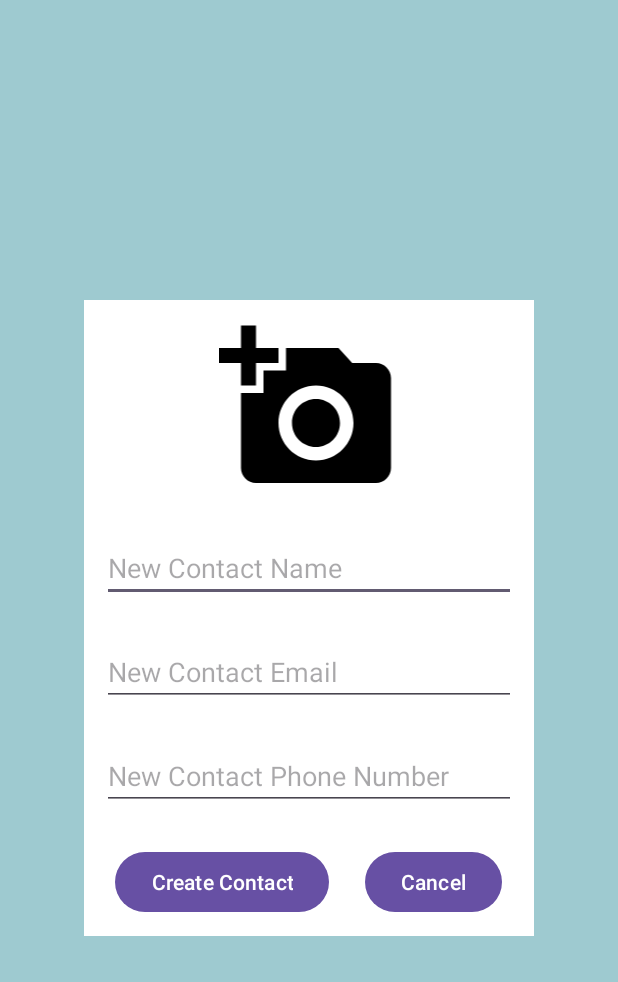
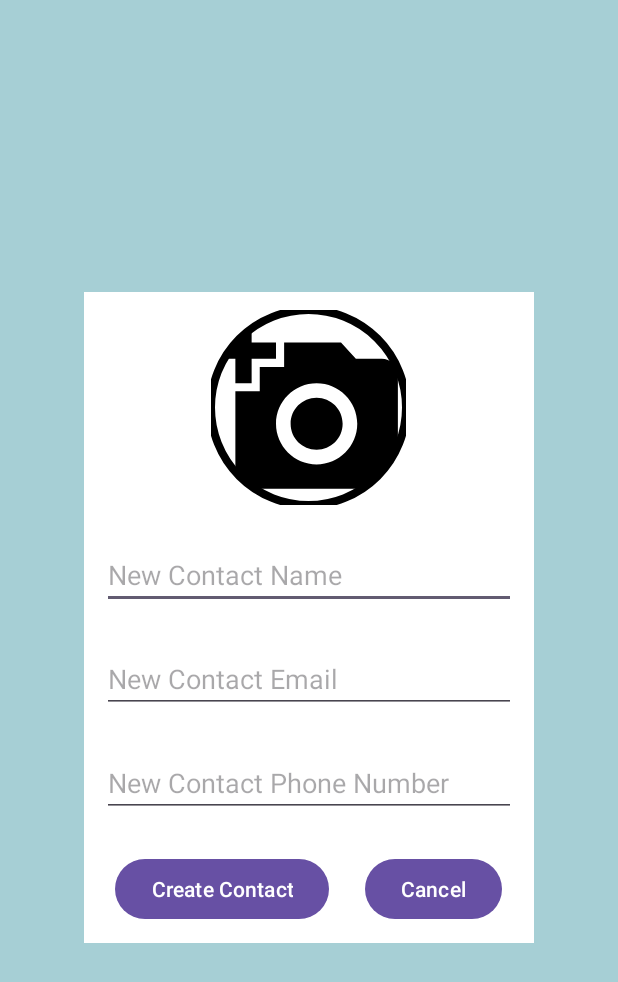
Before and after one commit to AlexssanderTavares/Phone_Book_App, an Android app: the NewContactActivity screen opened directly, with no data from a screen before it, on a phone screen of 412 x 824 dp. Shown: the top 982 px of the screen. Run offline under Robolectric (Android 15) with nearby library versions, the phone set to English and light mode, and no system bars.

Commit message:
Adding Google Android Material lib, fixing image errors and adding styles resource file.

```diff
--- a/app/build.gradle.kts
+++ b/app/build.gradle.kts
@@ -46,6 +46,7 @@ dependencies {
     implementation(libs.material)
     implementation(libs.androidx.activity)
     implementation(libs.androidx.constraintlayout)
+    implementation("com.google.android.material:material:1.9.0")
     testImplementation(libs.junit)
     androidTestImplementation(libs.androidx.junit)
     androidTestImplementation(libs.androidx.espresso.core)
--- a/app/src/main/AndroidManifest.xml
+++ b/app/src/main/AndroidManifest.xml
@@ -5,6 +5,8 @@
     <uses-feature
         android:name="android.hardware.telephony"
         android:required="false" />
+
+    <uses-feature android:glEsVersion="0x00030000" android:required="true"/>
 
     <uses-permission android:name="android.permission.READ_MEDIA_IMAGES" />
     <uses-permission android:name="android.permission.CALL_PHONE"/>
--- a/app/src/main/java/com/example/app_phone_book/ui/NewContactActivity.kt
+++ b/app/src/main/java/com/example/app_phone_book/ui/NewContactActivity.kt
@@ -6,8 +6,10 @@ import android.os.Bundle
 import android.widget.Toast
 import androidx.activity.enableEdgeToEdge
 import androidx.activity.result.ActivityResultLauncher
+import androidx.activity.result.contract.ActivityResultContracts
 import androidx.appcompat.app.AppCompatActivity
 import androidx.core.app.ActivityCompat
+import androidx.core.content.ContextCompat
 import androidx.core.view.ViewCompat
 import androidx.core.view.WindowInsetsCompat
 import com.example.app_phone_book.R
@@ -15,9 +17,10 @@ import com.example.app_phone_book.database.DBHelper
 import com.example.app_phone_book.databinding.ActivityNewContactBinding
 
 class NewContactActivity : AppCompatActivity() {
-    companion object{
+    companion object {
         const val REQUEST_IMAGE_PICK = 1
     }
+
     private lateinit var binding: ActivityNewContactBinding
     private lateinit var imageResult: ActivityResultLauncher<Intent>
     override fun onCreate(savedInstanceState: Bundle?) {
@@ -36,75 +39,99 @@ class NewContactActivity : AppCompatActivity() {
         //-----------------------------------IMAGE CONTEXT----------------------------------------
 
 
-        /*if(ContextCompat.checkSelfPermission(this, android.Manifest.permission.READ_MEDIA_IMAGES) == PackageManager.PERMISSION_DENIED){
+        if (ContextCompat.checkSelfPermission(
+                this,
+                android.Manifest.permission.READ_MEDIA_IMAGES
+            ) == PackageManager.PERMISSION_DENIED
+        ) {
             requestGalleryPermission()
-        }else {
+        } else {
             Toast.makeText(this, "Permissions granted", Toast.LENGTH_SHORT).show()
         }
 
-        binding.newContactImage.setOnClickListener{
-            if(ContextCompat.checkSelfPermission(this, android.Manifest.permission.READ_MEDIA_IMAGES) == PackageManager.PERMISSION_GRANTED *//*&& Build.VERSION.SDK_INT >= Build.VERSION_CODES.UPSIDE_DOWN_CAKE*//*){
-                imageResult.launch(Intent(Intent.ACTION_PICK, android.provider.MediaStore.Images.Media.EXTERNAL_CONTENT_URI))
+        binding.newContactImage.setOnClickListener {
+            if (ContextCompat.checkSelfPermission(
+                    this,
+                    android.Manifest.permission.READ_MEDIA_IMAGES
+                ) == PackageManager.PERMISSION_GRANTED
+            )
+                imageResult.launch(
+                    Intent(
+                        Intent.ACTION_PICK,
+                        android.provider.MediaStore.Images.Media.EXTERNAL_CONTENT_URI
+                    )
+                )
+        }
+
+
+        imageResult = registerForActivityResult(ActivityResultContracts.StartActivityForResult()) {
+            if (it.resultCode != null && it.resultCode == RESULT_OK) {
+                val uri = it.data?.data
+                binding.newContactImage.setImageURI(uri)
+            } else {
+                Toast.makeText(this, "No image selected", Toast.LENGTH_SHORT).show()
             }
         }
 
-        imageResult = registerForActivityResult(ActivityResultContracts.StartActivityForResult()){
-            if(it.resultCode != null && it.resultCode == RESULT_OK){
-                val uri = it.data?.data
-                binding.newContactImage.setImageURI(uri)
-            }else{
-                Toast.makeText(this, "No image selected", Toast.LENGTH_SHORT).show()
-            }
-        }*/
-
-        //For some unknown reason, OpenGLRenderer is Unable to match the desired swap behavior and
-        //Uri$HierarchicalUri is not matching the desired file mapping path
-        //Lots of ways of getting Image Result is deprecated and not recommended to be used anymore, so It will be implemented later with some actual image processing method, like a composable
 
         //-----------------------------------IMAGE CONTEXT----------------------------------------
 
-        binding.buttonCreateContact.setOnClickListener{
+        binding.buttonCreateContact.setOnClickListener {
             val name = binding.newContactName.text.toString().trim()
             val email = binding.newContactEmail.text.toString().trim()
             val phone = binding.newContactPhone.text.toString().trim()
 
-            if (name.isNotEmpty() && email.isNotEmpty() && phone.isNotEmpty()){
+            if (name.isNotEmpty() && email.isNotEmpty() && phone.isNotEmpty()) {
 
-                val res = db.createContact(name,email, this.phoneFormater(phone))
-                if(res != null && res > 0) {
-                    Toast.makeText(applicationContext, "Contact successfully created", Toast.LENGTH_SHORT).show()
-                    setResult(1,i)
+                val res = db.createContact(name, email, this.phoneFormater(phone))
+                if (res != null && res > 0) {
+                    Toast.makeText(
+                        applicationContext,
+                        "Contact successfully created",
+                        Toast.LENGTH_SHORT
+                    ).show()
+                    setResult(1, i)
                     finish()
-                }else{
-                    Toast.makeText(applicationContext, "Invalid email/phone number or contact exists", Toast.LENGTH_SHORT).show()
-                    setResult(0,i)
+                } else {
+                    Toast.makeText(
+                        applicationContext,
+                        "Invalid email/phone number or contact exists",
+                        Toast.LENGTH_SHORT
+                    ).show()
+                    setResult(0, i)
                     finish()
                 }
             }
         }
 
-        binding.cancelCreateContact.setOnClickListener{
-            setResult(0,i)
+        binding.cancelCreateContact.setOnClickListener {
+            setResult(0, i)
             finish()
         }
+
     }
 
-    private fun phoneFormater(phone: String) : String {
+    private fun phoneFormater(phone: String): String {
         if (phone.length == 11) {
-            val res = "(${phone[0]}${phone[1]})  ${phone[2]}${phone[3]}${phone[4]}${phone[5]}${phone[6]} - " +
-                    "${phone[7]}${phone[8]}${phone[9]}${phone[10]}"
+            val res =
+                "(${phone[0]}${phone[1]})  ${phone[2]}${phone[3]}${phone[4]}${phone[5]}${phone[6]} - " +
+                        "${phone[7]}${phone[8]}${phone[9]}${phone[10]}"
             return res
-        }else if(phone.length == 10){
-            val res = "(${phone[0]}${phone[1]})  ${phone[2]}${phone[3]}${phone[4]}${phone[5]} - ${phone[6]}" +
-                    "${phone[7]}${phone[8]}${phone[9]}"
+        } else if (phone.length == 10) {
+            val res =
+                "(${phone[0]}${phone[1]})  ${phone[2]}${phone[3]}${phone[4]}${phone[5]} - ${phone[6]}" +
+                        "${phone[7]}${phone[8]}${phone[9]}"
             return res
-        }else{
+        } else {
             return "Invalid Phone Number"
         }
     }
 
-    private fun requestGalleryPermission(){
-        ActivityCompat.requestPermissions(this, arrayOf(android.Manifest.permission.READ_MEDIA_IMAGES), PackageManager.PERMISSION_GRANTED)
+    private fun requestGalleryPermission() {
+        ActivityCompat.requestPermissions(
+            this,
+            arrayOf(android.Manifest.permission.READ_MEDIA_IMAGES),
+            PackageManager.PERMISSION_GRANTED
+        )
     }
-
 }
--- a/app/src/main/res/layout/activity_new_contact.xml
+++ b/app/src/main/res/layout/activity_new_contact.xml
@@ -18,11 +18,14 @@
         android:gravity="center"
         android:orientation="vertical">
 
-        <ImageView
+        <com.google.android.material.imageview.ShapeableImageView
             android:id="@+id/new_contact_image"
             android:layout_width="130dp"
-            android:layout_height="120dp"
+            android:layout_height="130dp"
             android:layout_margin="12dp"
+            app:shapeAppearanceOverlay="@style/circular"
+            app:strokeColor="@color/black"
+            app:strokeWidth="5dp"
             android:src="@drawable/baseline_add_a_photo_24" />
 
         <EditText
--- a/app/src/main/res/values/colors.xml
+++ b/app/src/main/res/values/colors.xml
@@ -2,5 +2,5 @@
 <resources>
     <color name="black">#FF000000</color>
     <color name="white">#FFFFFFFF</color>
-    <color name="appLogoBG">#9ECAD0</color>
+    <color name="appLogoBG">#A6CFD5</color>
 </resources>
--- /dev/null
+++ b/app/src/main/res/values/styles.xml
@@ -0,0 +1,7 @@
+<?xml version="1.0" encoding="utf-8"?>
+<resources>
+    <style name="circular">
+        <item name="cornerSize">50%</item>
+    </style>
+
+</resources>
--- a/gradle/libs.versions.toml
+++ b/gradle/libs.versions.toml
@@ -5,7 +5,7 @@ coreKtx = "1.13.1"
 junit = "4.13.2"
 junitVersion = "1.1.5"
 espressoCore = "3.5.1"
-appcompat = "1.6.1"
+appcompat = "1.7.0"
 material = "1.12.0"
 activity = "1.8.0"
 constraintlayout = "2.1.4"
@@ -17,7 +17,7 @@ androidx-junit = { group = "androidx.test.ext", name = "junit", version.ref = "j
 androidx-espresso-core = { group = "androidx.test.espresso", name = "espresso-core", version.ref = "espressoCore" }
 androidx-appcompat = { group = "androidx.appcompat", name = "appcompat", version.ref = "appcompat" }
 material = { group = "com.google.android.material", name = "material", version.ref = "material" }
-androidx-activity = { group = "androidx.activity", name = "activity", version.ref = "activity" }
+androidx-activity = { group = "androidx.activity", name = "activity", version = "1.9.0" }
 androidx-constraintlayout = { group = "androidx.constraintlayout", name = "constraintlayout", version.ref = "constraintlayout" }
 
 [plugins]
```
Also changed, not shown: app/src/main/res/layout/activity_splash_screen.xml (+4 -3 lines), gradle/wrapper/gradle-wrapper.properties.
